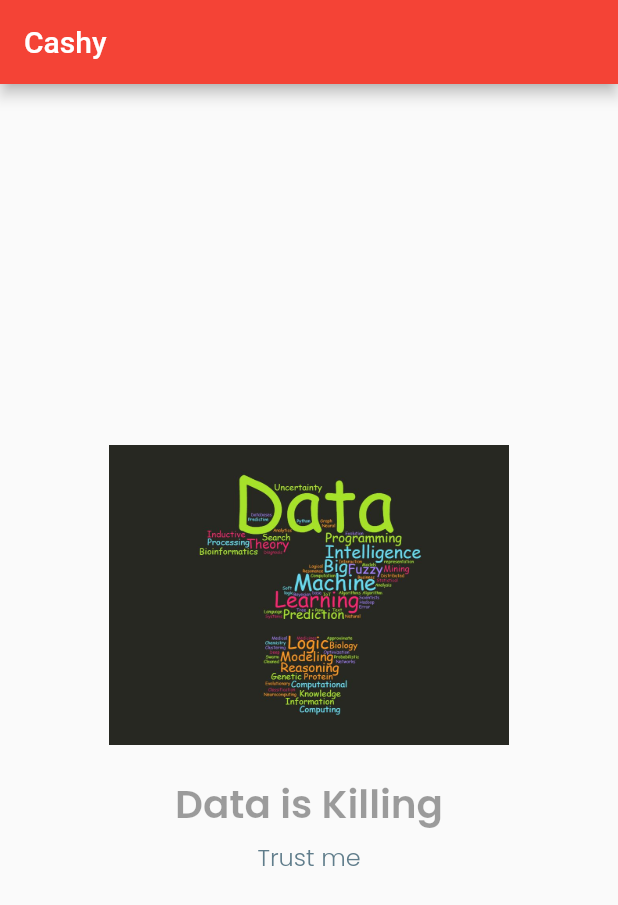
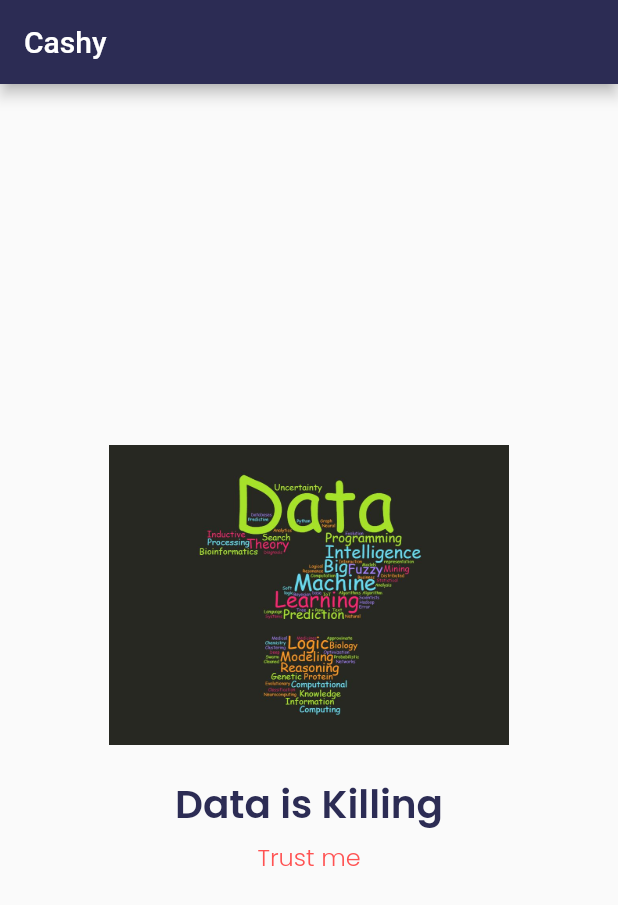
Before and after one commit to aprxty3/ReLearn, a Flutter app: the screen it shows after launch, on a phone screen of 412 x 824 dp. Shown: the top 905 px of the screen. Run offline on Flutter 3.47's test engine with Material 2 defaults, Android fonts, the light colour scheme and no system bars.

Commit message:
learn hex colors

```diff
--- /dev/null
+++ b/lib/colors.dart
@@ -0,0 +1,5 @@
+import 'package:flutter/material.dart';
+
+// kode hex color
+Color darkblue = const Color(0XFF2c2c54);
+Color yap = const Color(0xffff5252);
--- a/lib/fontstyle.dart
+++ b/lib/fontstyle.dart
@@ -1,14 +1,15 @@
 import 'package:flutter/material.dart';
+import 'package:re_learn/colors.dart';
 
-TextStyle mainHeader = const TextStyle(
+TextStyle mainHeader = TextStyle(
     fontSize: 26,
-    color: Colors.black38,
+    color: darkblue,
     fontFamily: 'Poppins',
     fontWeight: FontWeight.w700);
 
-TextStyle subHeader = const TextStyle(
+TextStyle subHeader = TextStyle(
   fontSize: 16,
-  color: Colors.blueGrey,
+  color: yap,
   fontFamily: 'Poppins',
   fontWeight: FontWeight.w300,
 );
--- a/lib/main.dart
+++ b/lib/main.dart
@@ -1,5 +1,6 @@
 import 'package:flutter/material.dart';
 import 'package:re_learn/fontstyle.dart';
+import 'package:re_learn/colors.dart';
 
 void main() {
   runApp(const MyApp());
@@ -20,7 +21,7 @@ class MyApp extends StatelessWidget {
         home: Scaffold(
           appBar: AppBar(
             title: const Text("Cashy"),
-            backgroundColor: Colors.red,
+            backgroundColor: darkblue,
           ),
           body: SafeArea(
               child: Container(
```
